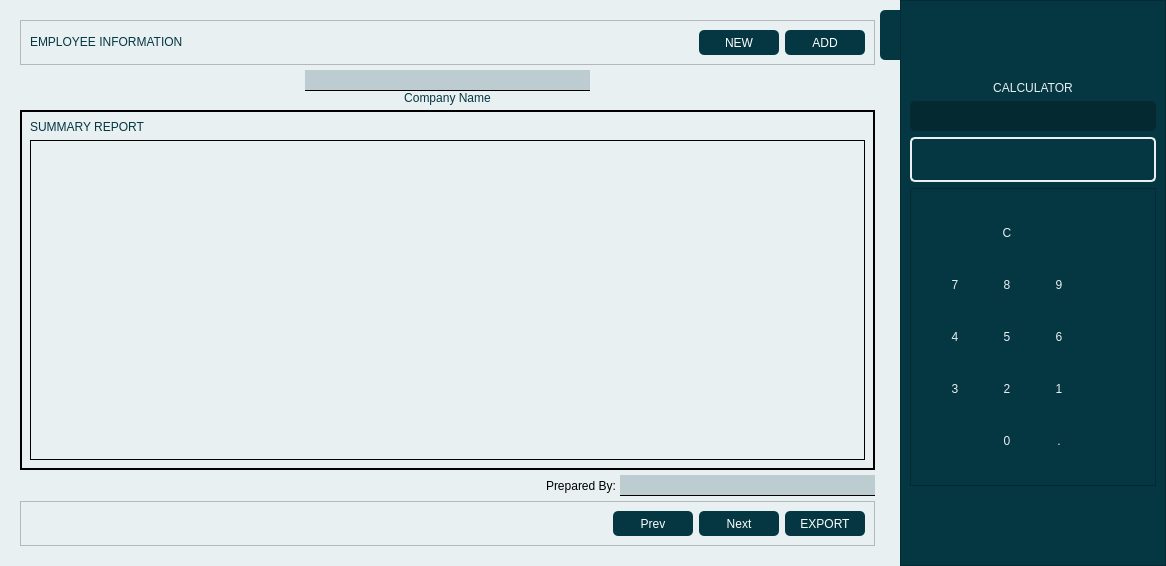
This is assets/mainWindow.ui in chraem/Mugna as Qt 5 draws it before an edit. The edited form follows.
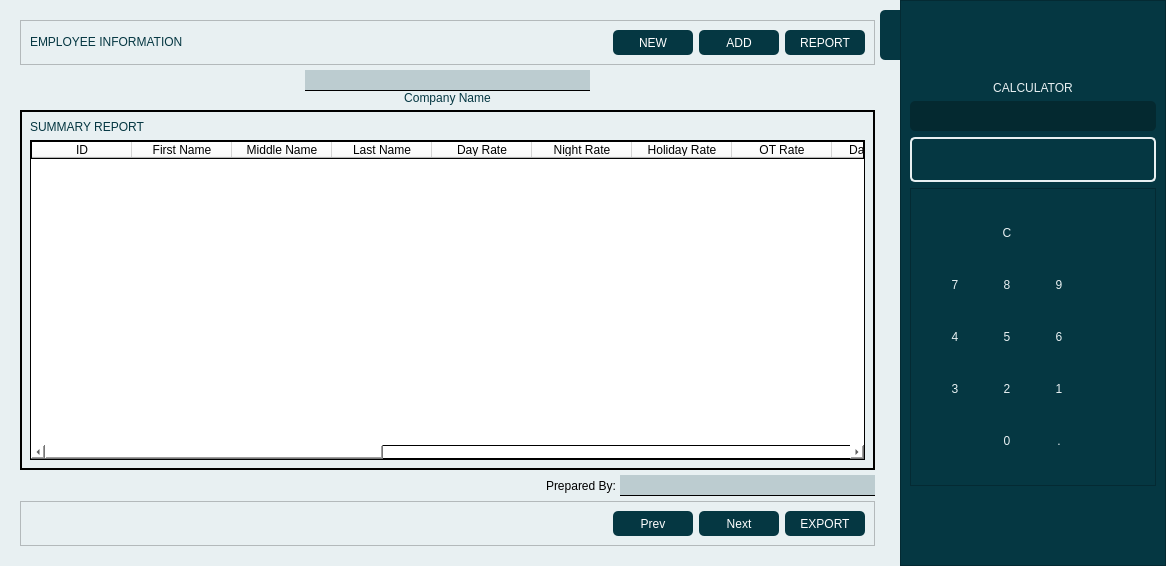
This is the edited form. Icons and pictures are not drawn.

Commit message: add: summary report ui

Patch:
```diff
--- a/assets/mainWindow.ui
+++ b/assets/mainWindow.ui
@@ -191,6 +191,44 @@
             </property>
            </widget>
           </item>
+          <item>
+           <widget class="QPushButton" name="report_BTN">
+            <property name="sizePolicy">
+             <sizepolicy hsizetype="Minimum" vsizetype="Preferred">
+              <horstretch>0</horstretch>
+              <verstretch>0</verstretch>
+             </sizepolicy>
+            </property>
+            <property name="minimumSize">
+             <size>
+              <width>80</width>
+              <height>25</height>
+             </size>
+            </property>
+            <property name="cursor">
+             <cursorShape>PointingHandCursor</cursorShape>
+            </property>
+            <property name="styleSheet">
+             <string notr="true">QPushButton{
+	background-color: rgb(5, 55, 66);
+	border-radius: 5px;
+	color: rgb(255, 255, 255);
+	font: bold 12pt &quot;assets/font/monda.ttf&quot;;
+	padding: 2px;
+}
+
+QPushButton:hover{
+	background-color:rgb(57, 162, 219) ;
+}</string>
+            </property>
+            <property name="text">
+             <string>REPORT</string>
+            </property>
+            <property name="flat">
+             <bool>true</bool>
+            </property>
+           </widget>
+          </item>
          </layout>
         </widget>
        </item>
@@ -1281,9 +1319,6 @@
          </widget>
          <widget class="QWidget" name="summary_SWP">
           <layout class="QGridLayout" name="gridLayout_3">
-           <item row="1" column="0">
-            <widget class="QTableView" name="tableView"/>
-           </item>
            <item row="0" column="0">
             <widget class="QLabel" name="label_4">
              <property name="sizePolicy">
@@ -1302,6 +1337,123 @@
              </property>
             </widget>
            </item>
+           <item row="1" column="0">
+            <widget class="QTableWidget" name="report_TBL">
+             <property name="styleSheet">
+              <string notr="true">background-color: rgb(255,255,255);</string>
+             </property>
+             <property name="frameShape">
+              <enum>QFrame::NoFrame</enum>
+             </property>
+             <property name="frameShadow">
+              <enum>QFrame::Plain</enum>
+             </property>
+             <property name="sortingEnabled">
+              <bool>true</bool>
+             </property>
+             <attribute name="horizontalHeaderStretchLastSection">
+              <bool>true</bool>
+             </attribute>
+             <attribute name="verticalHeaderVisible">
+              <bool>false</bool>
+             </attribute>
+             <column>
+              <property name="text">
+               <string>ID</string>
+              </property>
+             </column>
+             <column>
+              <property name="text">
+               <string>First Name</string>
+              </property>
+             </column>
+             <column>
+              <property name="text">
+               <string>Middle Name</string>
+              </property>
+             </column>
+             <column>
+              <property name="text">
+               <string>Last Name</string>
+              </property>
+             </column>
+             <column>
+              <property name="text">
+               <string>Day Rate</string>
+              </property>
+             </column>
+             <column>
+              <property name="text">
+               <string>Night Rate</string>
+              </property>
+             </column>
+             <column>
+              <property name="text">
+               <string>Holiday Rate</string>
+              </property>
+             </column>
+             <column>
+              <property name="text">
+               <string>OT Rate</string>
+              </property>
+             </column>
+             <column>
+              <property name="text">
+               <string>Day Worked</string>
+              </property>
+             </column>
+             <column>
+              <property name="text">
+               <string>Night Worked</string>
+              </property>
+             </column>
+             <column>
+              <property name="text">
+               <string>Holiday Worked</string>
+              </property>
+             </column>
+             <column>
+              <property name="text">
+               <string>OT Hours</string>
+              </property>
+             </column>
+             <column>
+              <property name="text">
+               <string>Total Day Pay</string>
+              </property>
+             </column>
+             <column>
+              <property name="text">
+               <string>Total Night Pay</string>
+              </property>
+             </column>
+             <column>
+              <property name="text">
+               <string>Total Holiday Pay</string>
+              </property>
+             </column>
+             <column>
+              <property name="text">
+               <string>Total OT Pay</string>
+              </property>
+             </column>
+             <column>
+              <property name="text">
+               <string>Gross Pay</string>
+              </property>
+             </column>
+             <column>
+              <property name="text">
+               <string>Total Deduction</string>
+              </property>
+             </column>
+             <column>
+              <property name="text">
+               <string>Net Pay</string>
+              </property>
+             </column>
+            </widget>
+           </item>
           </layout>
          </widget>
         </widget>
```
Left out of the diff: 6 changed lines with no effect on the pictures.
